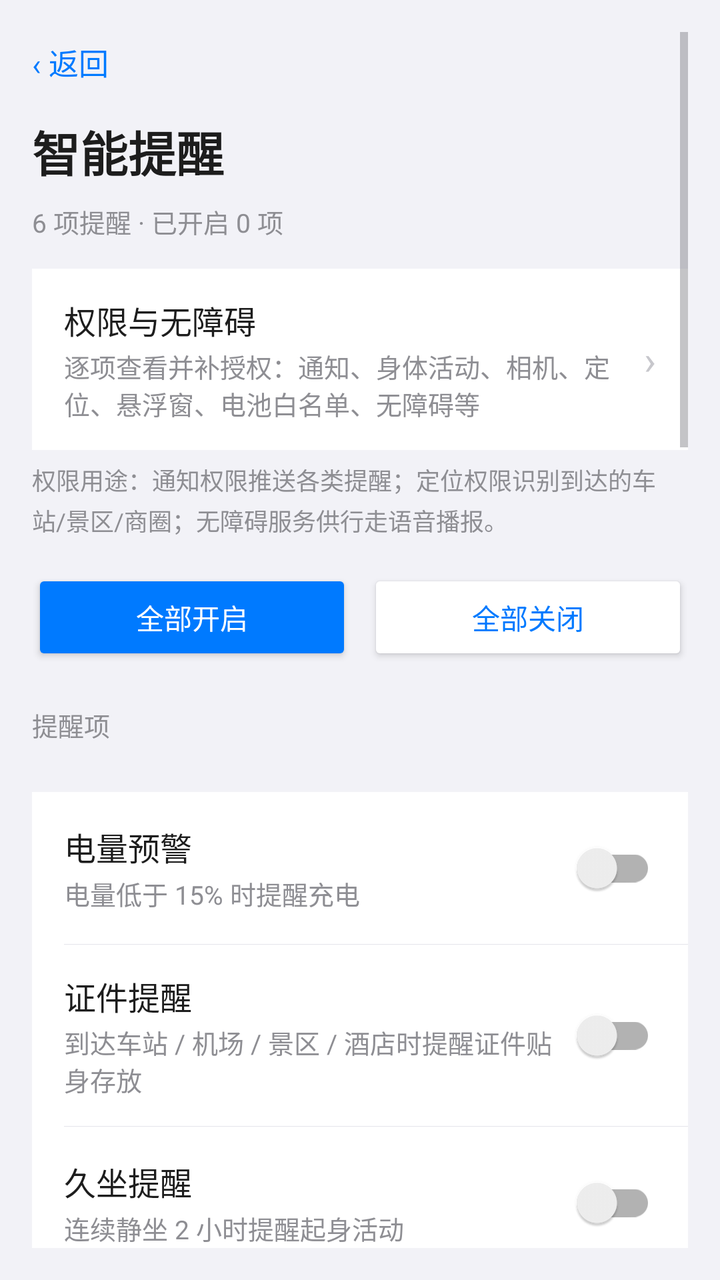
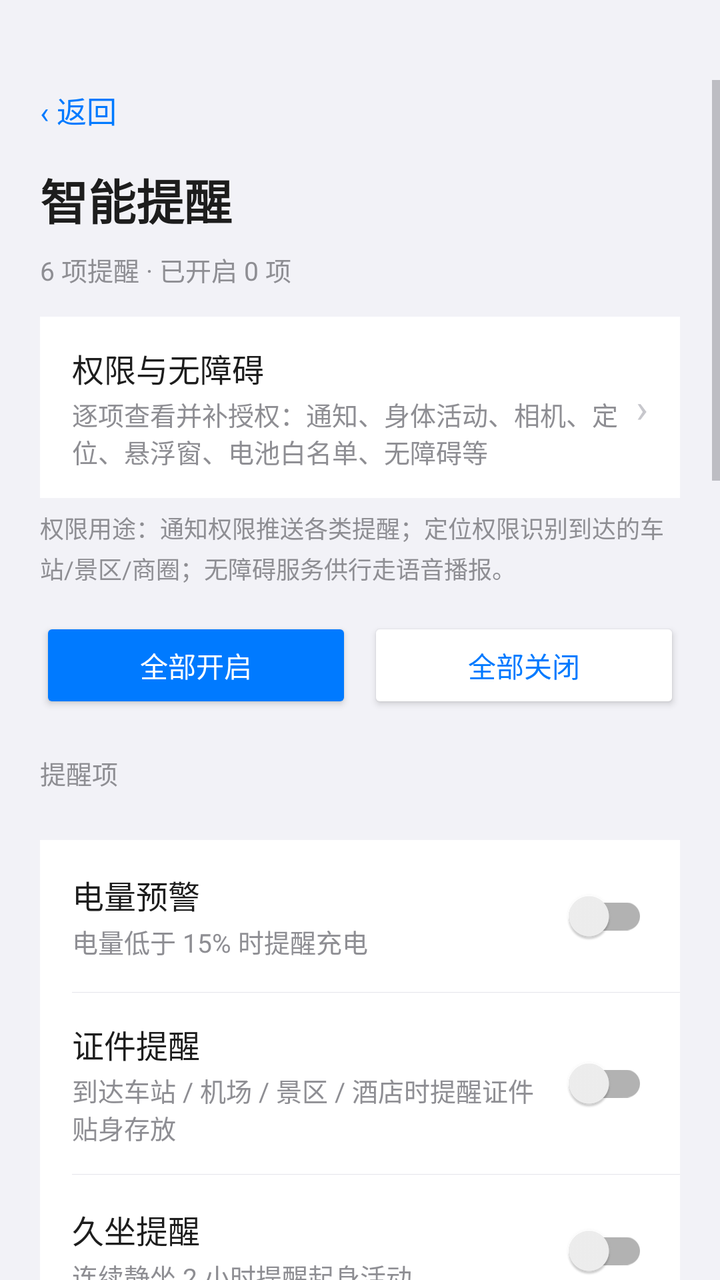

The first picture is an Android layout as it rendered before a commit; the second is the same layout after the commit. The layout source and the unified diff follow.
<!-- AndroidManifest.xml: activity theme Theme.Safewalk -->
<!-- res/layout/activity_smart_reminder.xml -->
<?xml version="1.0" encoding="utf-8"?>
<ScrollView xmlns:android="http://schemas.android.com/apk/res/android"
    xmlns:app="http://schemas.android.com/apk/res-auto"
    android:layout_width="match_parent"
    android:layout_height="match_parent"
    android:background="@color/bg"
    android:fitsSystemWindows="true"
    android:padding="16dp"
    android:paddingTop="40dp">

    <LinearLayout
        android:layout_width="match_parent"
        android:layout_height="wrap_content"
        android:orientation="vertical"
        android:paddingBottom="40dp">

        <TextView
            android:id="@+id/btn_back"
            android:layout_width="wrap_content"
            android:layout_height="wrap_content"
            android:background="?android:attr/selectableItemBackground"
            android:paddingVertical="4dp"
            android:text="‹ 返回"
            android:textColor="@color/primary"
            android:textSize="15sp" />

        <TextView
            android:layout_width="wrap_content"
            android:layout_height="wrap_content"
            android:layout_marginTop="12dp"
            android:text="智能提醒"
            android:textColor="@color/text_primary"
            android:textSize="24sp"
            android:textStyle="bold" />

        <TextView
            android:id="@+id/hero_summary"
            android:layout_width="match_parent"
            android:layout_height="wrap_content"
            android:layout_marginTop="8dp"
            android:lineSpacingExtra="4dp"
            android:text="6 项提醒 · 已开启 0 项"
            android:textColor="@color/text_hint"
            android:textSize="13sp" />

        
        <LinearLayout
            android:id="@+id/row_permissions"
            android:layout_width="match_parent"
            android:layout_height="wrap_content"
            android:layout_marginTop="14dp"
            android:background="@color/card_bg"
            android:orientation="vertical">

            <LinearLayout style="@style/RowStyle">

                <LinearLayout
                    android:layout_width="0dp"
                    android:layout_height="wrap_content"
                    android:layout_weight="1"
                    android:orientation="vertical">

                    <TextView
                        style="@style/RowTitle"
                        android:text="权限与无障碍" />

                    <TextView
                        style="@style/RowHint"
                        android:layout_marginTop="2dp"
                        android:text="逐项查看并补授权：通知、身体活动、相机、定位、悬浮窗、电池白名单、无障碍等" />
                </LinearLayout>

                <TextView style="@style/RowChevron" />
            </LinearLayout>
        </LinearLayout>

        <TextView
            android:id="@+id/tv_perm_purpose"
            android:layout_width="match_parent"
            android:layout_height="wrap_content"
            android:layout_marginTop="6dp"
            android:lineSpacingExtra="3dp"
            android:text="权限用途：通知权限推送各类提醒；定位权限识别到达的车站/景区/商圈；无障碍服务供行走语音播报。"
            android:textColor="@color/text_hint"
            android:textSize="12sp" />

        
        <LinearLayout
            android:layout_width="match_parent"
            android:layout_height="wrap_content"
            android:layout_marginTop="16dp"
            android:orientation="horizontal">

            <Button
                android:id="@+id/btn_all_on"
                android:layout_width="0dp"
                android:layout_height="wrap_content"
                android:layout_weight="1"
                android:backgroundTint="@color/primary"
                android:text="全部开启"
                android:textColor="@color/on_accent" />

            <Button
                android:id="@+id/btn_all_off"
                android:layout_width="0dp"
                android:layout_height="wrap_content"
                android:layout_marginStart="8dp"
                android:layout_weight="1"
                android:backgroundTint="@color/card_bg"
                android:text="全部关闭"
                android:textColor="@color/primary" />
        </LinearLayout>

        <TextView
            style="@style/SectionLabel"
            android:text="提醒项" />

        <LinearLayout style="@style/CardStyle">

            <LinearLayout
                android:id="@+id/card_battery"
                style="@style/RowStyle">

                <LinearLayout
                    android:layout_width="0dp"
                    android:layout_height="wrap_content"
                    android:layout_weight="1"
                    android:orientation="vertical">

                    <TextView
                        style="@style/RowTitle"
                        android:text="电量预警" />

                    <TextView
                        style="@style/RowHint"
                        android:layout_marginTop="2dp"
                        android:text="电量低于 15% 时提醒充电" />
                </LinearLayout>

                <androidx.appcompat.widget.SwitchCompat
                    android:id="@+id/sw_battery"
                    android:layout_width="wrap_content"
                    android:layout_height="wrap_content" />
            </LinearLayout>

            <View style="@style/RowDivider" />

            <LinearLayout
                android:id="@+id/card_idcard"
                style="@style/RowStyle">

                <LinearLayout
                    android:layout_width="0dp"
                    android:layout_height="wrap_content"
                    android:layout_weight="1"
                    android:orientation="vertical">

                    <TextView
                        style="@style/RowTitle"
                        android:text="证件提醒" />

                    <TextView
                        style="@style/RowHint"
                        android:layout_marginTop="2dp"
                        android:text="到达车站 / 机场 / 景区 / 酒店时提醒证件贴身存放" />
                </LinearLayout>

                <androidx.appcompat.widget.SwitchCompat
                    android:id="@+id/sw_idcard"
                    android:layout_width="wrap_content"
                    android:layout_height="wrap_content" />
            </LinearLayout>

            <View style="@style/RowDivider" />

            <LinearLayout
                android:id="@+id/card_sit"
                style="@style/RowStyle">

                <LinearLayout
                    android:layout_width="0dp"
                    android:layout_height="wrap_content"
                    android:layout_weight="1"
                    android:orientation="vertical">

                    <TextView
                        style="@style/RowTitle"
                        android:text="久坐提醒" />

                    <TextView
                        style="@style/RowHint"
                        android:layout_marginTop="2dp"
                        android:text="连续静坐 2 小时提醒起身活动" />
                </LinearLayout>

                <androidx.appcompat.widget.SwitchCompat
                    android:id="@+id/sw_sit"
                    android:layout_width="wrap_content"
                    android:layout_height="wrap_content" />
            </LinearLayout>

            <View style="@style/RowDivider" />

            <LinearLayout
                android:id="@+id/card_head_down"
                style="@style/RowStyle">

                <LinearLayout
                    android:layout_width="0dp"
                    android:layout_height="wrap_content"
                    android:layout_weight="1"
                    android:orientation="vertical">

                    <TextView
                        style="@style/RowTitle"
                        android:text="低头提醒" />

                    <TextView
                        style="@style/RowHint"
                        android:layout_marginTop="2dp"
                        android:text="走路时一直盯着手机，提醒你抬头看路（参考 Pixel 数字健康）" />
                </LinearLayout>

                <androidx.appcompat.widget.SwitchCompat
                    android:id="@+id/sw_head_down"
                    android:layout_width="wrap_content"
                    android:layout_height="wrap_content" />
            </LinearLayout>

            <View style="@style/RowDivider" />

            <LinearLayout
                android:id="@+id/card_long_walk"
                style="@style/RowStyle">

                <LinearLayout
                    android:layout_width="0dp"
                    android:layout_height="wrap_content"
                    android:layout_weight="1"
                    android:orientation="vertical">

                    <TextView
                        style="@style/RowTitle"
                        android:text="久走提醒" />

                    <TextView
                        style="@style/RowHint"
                        android:layout_marginTop="2dp"
                        android:text="累计走满 45 分钟提醒坐下歇会儿、喝口水。等红灯这类停顿不重新计时" />
                </LinearLayout>

                <androidx.appcompat.widget.SwitchCompat
                    android:id="@+id/sw_long_walk"
                    android:layout_width="wrap_content"
                    android:layout_height="wrap_content" />
            </LinearLayout>

            <View style="@style/RowDivider" />

            <LinearLayout
                android:id="@+id/card_walk_voice"
                style="@style/RowStyle">

                <LinearLayout
                    android:layout_width="0dp"
                    android:layout_height="wrap_content"
                    android:layout_weight="1"
                    android:orientation="vertical">

                    <TextView
                        style="@style/RowTitle"
                        android:text="行走语音播报" />

                    <TextView
                        style="@style/RowHint"
                        android:layout_marginTop="2dp"
                        android:text="给视力障碍用户：走路时用语音轻播来电与重要消息，不弹窗遮挡。需开启无障碍服务" />
                </LinearLayout>

                <androidx.appcompat.widget.SwitchCompat
                    android:id="@+id/sw_walk_voice"
                    android:layout_width="wrap_content"
                    android:layout_height="wrap_content" />
            </LinearLayout>

            <View style="@style/RowDivider" />

            <LinearLayout
                android:id="@+id/card_night_torch"
                style="@style/RowStyle">

                <LinearLayout
                    android:layout_width="0dp"
                    android:layout_height="wrap_content"
                    android:layout_weight="1"
                    android:orientation="vertical">

                    <TextView
                        style="@style/RowTitle"
                        android:text="夜间提醒" />

                    <TextView
                        style="@style/RowHint"
                        android:layout_marginTop="2dp"
                        android:text="22:00–06:00 出门时建议开手电" />
                </LinearLayout>

                <androidx.appcompat.widget.SwitchCompat
                    android:id="@+id/sw_night_torch"
                    android:layout_width="wrap_content"
                    android:layout_height="wrap_content" />
            </LinearLayout>

            <View style="@style/RowDivider" />

            <LinearLayout
                android:id="@+id/card_night_solo"
                style="@style/RowStyle">

                <LinearLayout
                    android:layout_width="0dp"
                    android:layout_height="wrap_content"
                    android:layout_weight="1"
                    android:orientation="vertical">

                    <TextView
                        style="@style/RowTitle"
                        android:text="夜间独行提醒" />

                    <TextView
                        style="@style/RowHint"
                        android:layout_marginTop="2dp"
                        android:text="夜间时段内走了 10 分钟还没到地方，提醒留意周边、把行程告诉家人（与下方时段共用）" />
                </LinearLayout>

                <androidx.appcompat.widget.SwitchCompat
                    android:id="@+id/sw_night_solo"
                    android:layout_width="wrap_content"
                    android:layout_height="wrap_content" />
            </LinearLayout>

            <View style="@style/RowDivider" />

            <LinearLayout
                android:id="@+id/row_night_time"
                style="@style/RowStyle">

                <TextView
                    android:layout_width="0dp"
                    android:layout_height="wrap_content"
                    android:layout_weight="1"
                    android:text="生效时段"
                    android:textColor="@color/text_primary"
                    android:textSize="15sp" />

                <TextView
                    android:id="@+id/tv_night_time"
                    android:layout_width="wrap_content"
                    android:layout_height="wrap_content"
                    android:textColor="@color/text_hint"
                    android:textSize="14sp" />

                <TextView style="@style/RowChevron" />
            </LinearLayout>

            <View style="@style/RowDivider" />

            
            <LinearLayout
                android:id="@+id/card_night_torch_gait"
                style="@style/RowStyle">

                <LinearLayout
                    android:layout_width="0dp"
                    android:layout_height="wrap_content"
                    android:layout_weight="1"
                    android:orientation="vertical">

                    <TextView
                        style="@style/RowTitle"
                        android:text="夜间手电" />

                    <TextView
                        style="@style/RowHint"
                        android:layout_marginTop="2dp"
                        android:text="夜间时段内，角落小窗显示时闪光灯一起点亮，小窗收起自动熄灭" />
                </LinearLayout>

                <androidx.appcompat.widget.SwitchCompat
                    android:id="@+id/sw_night_torch_gait"
                    android:layout_width="wrap_content"
                    android:layout_height="wrap_content" />
            </LinearLayout>

            <View style="@style/RowDivider" />

            <LinearLayout
                android:id="@+id/card_social"
                style="@style/RowStyle">

                <LinearLayout
                    android:layout_width="0dp"
                    android:layout_height="wrap_content"
                    android:layout_weight="1"
                    android:orientation="vertical">

                    <TextView
                        style="@style/RowTitle"
                        android:text="到场提示" />

                    <TextView
                        style="@style/RowHint"
                        android:layout_marginTop="2dp"
                        android:text="到达面试 / 约会 / 聚会等场所时，按场所类型提一条礼节" />
                </LinearLayout>

                <androidx.appcompat.widget.SwitchCompat
                    android:id="@+id/sw_social"
                    android:layout_width="wrap_content"
                    android:layout_height="wrap_content" />
            </LinearLayout>

        </LinearLayout>

        <TextView
            style="@style/SectionLabel"
            android:text="出行模式" />

        <LinearLayout style="@style/CardStyle">

            <LinearLayout style="@style/RowStyle">

                <LinearLayout
                    android:layout_width="0dp"
                    android:layout_height="wrap_content"
                    android:layout_weight="1"
                    android:orientation="vertical">

                    <TextView
                        style="@style/RowTitle"
                        android:text="基于定位自动识别" />

                    <TextView
                        style="@style/RowHint"
                        android:layout_marginTop="2dp"
                        android:text="自动判断你在什么场合，切换对应模式" />
                </LinearLayout>

                <androidx.appcompat.widget.SwitchCompat
                    android:id="@+id/sw_auto_mode"
                    android:layout_width="wrap_content"
                    android:layout_height="wrap_content" />
            </LinearLayout>

            <View style="@style/RowDivider" />

            <TextView
                android:id="@+id/tv_auto_mode_status"
                android:layout_width="match_parent"
                android:layout_height="wrap_content"
                android:paddingHorizontal="16dp"
                android:paddingVertical="10dp"
                android:text=""
                android:textColor="@color/text_hint"
                android:textSize="12sp" />

            <View style="@style/RowDivider" />

            <TextView
                android:id="@+id/tv_travel_hint"
                android:layout_width="match_parent"
                android:layout_height="wrap_content"
                android:paddingHorizontal="16dp"
                android:paddingTop="14dp"
                android:text="到场提示会按「识别到的场所类型」自动匹配模板（求职 / 约会 / 聚会 / 旅游各一套），这里的手动选择仅作偏好记录"
                android:textColor="@color/text_hint"
                android:textSize="12sp" />

            <LinearLayout
                android:id="@+id/row_mode_chips"
                android:layout_width="match_parent"
                android:layout_height="wrap_content"
                android:orientation="horizontal"
                android:paddingHorizontal="16dp"
                android:paddingTop="12dp"
                android:paddingBottom="16dp">

                <TextView
                    android:id="@+id/chip_job"
                    android:layout_width="0dp"
                    android:layout_height="36dp"
                    android:layout_weight="1"
                    android:background="@drawable/bg_choice_chip"
                    android:gravity="center"
                    android:text="求职"
                    android:textColor="@color/text_primary"
                    android:textSize="13sp" />

                <TextView
                    android:id="@+id/chip_date"
                    android:layout_width="0dp"
                    android:layout_height="36dp"
                    android:layout_marginStart="8dp"
                    android:layout_weight="1"
                    android:background="@drawable/bg_choice_chip"
                    android:gravity="center"
                    android:text="约会"
                    android:textColor="@color/text_primary"
                    android:textSize="13sp" />

                <TextView
                    android:id="@+id/chip_party"
                    android:layout_width="0dp"
                    android:layout_height="36dp"
                    android:layout_marginStart="8dp"
                    android:layout_weight="1"
                    android:background="@drawable/bg_choice_chip"
                    android:gravity="center"
                    android:text="聚会"
                    android:textColor="@color/text_primary"
                    android:textSize="13sp" />

                <TextView
                    android:id="@+id/chip_travel"
                    android:layout_width="0dp"
                    android:layout_height="36dp"
                    android:layout_marginStart="8dp"
                    android:layout_weight="1"
                    android:background="@drawable/bg_choice_chip"
                    android:gravity="center"
                    android:text="旅游"
                    android:textColor="@color/text_primary"
                    android:textSize="13sp" />
            </LinearLayout>

        </LinearLayout>

        <TextView
            style="@style/SectionLabel"
            android:text="夜间手电 · 静置提醒" />

        <LinearLayout style="@style/CardStyle">

            <LinearLayout
                android:layout_width="match_parent"
                android:layout_height="wrap_content"
                android:orientation="vertical"
                android:paddingHorizontal="16dp"
                android:paddingVertical="14dp">

                <TextView
                    android:id="@+id/tv_torch_minutes"
                    android:layout_width="match_parent"
                    android:layout_height="wrap_content"
                    android:text="手电开着静置 20 分钟后提醒省电"
                    android:textColor="@color/text_primary"
                    android:textSize="15sp" />

                <SeekBar
                    android:id="@+id/seek_torch_minutes"
                    android:layout_width="match_parent"
                    android:layout_height="wrap_content"
                    android:layout_marginTop="8dp"
                    android:max="55"
                    android:progress="15" />

                <TextView
                    android:layout_width="match_parent"
                    android:layout_height="wrap_content"
                    android:text="范围 5 ~ 60 分钟"
                    android:textColor="@color/text_hint"
                    android:textSize="12sp" />
            </LinearLayout>

        </LinearLayout>

        <TextView
            android:layout_width="match_parent"
            android:layout_height="wrap_content"
            android:layout_marginTop="18dp"
            android:gravity="center"
            android:text="修改即时生效，无需点击保存"
            android:textColor="@color/text_hint"
            android:textSize="12sp" />

    </LinearLayout>
</ScrollView>
<!-- resources referenced by this layout -->
<resources>
  <color name="bg">#F2F2F7</color>
  <color name="card_bg">#FFFFFF</color>
  <color name="on_accent">#FFFFFF</color>
  <color name="primary">#007AFF</color>
  <color name="text_hint">#8E8E93</color>
  <color name="text_primary">#1D1D1D</color>
  <!-- drawable bg_choice_chip (drawable) -->
  <?xml version="1.0" encoding="utf-8"?>
  <shape xmlns:android="http://schemas.android.com/apk/res/android"
      android:shape="rectangle">
      <solid android:color="@android:color/transparent" />
      <stroke
          android:width="1dp"
          android:color="@color/chip_stroke" />
      <corners android:radius="18dp" />
  </shape>
  <style name="CardStyle">
          <item name="android:layout_width">match_parent</item>
          <item name="android:layout_height">wrap_content</item>
          <item name="android:layout_marginTop">16dp</item>
          <item name="android:orientation">vertical</item>
          <item name="android:background">@color/card_bg</item>
      </style>
  <style name="RowChevron">
          <item name="android:layout_width">wrap_content</item>
          <item name="android:layout_height">wrap_content</item>
          <item name="android:text">›</item>
          <item name="android:textColor">@color/chevron</item>
          <item name="android:textSize">20sp</item>
      </style>
  <style name="RowDivider">
          <item name="android:layout_width">match_parent</item>
          <item name="android:layout_height">1px</item>
          <item name="android:layout_marginLeft">16dp</item>
          <item name="android:background">@color/divider</item>
      </style>
  <style name="RowHint">
          <item name="android:layout_width">wrap_content</item>
          <item name="android:layout_height">wrap_content</item>
          <item name="android:textColor">@color/text_hint</item>
          <item name="android:textSize">13sp</item>
      </style>
  <style name="RowStyle">
          <item name="android:layout_width">match_parent</item>
          <item name="android:layout_height">wrap_content</item>
          <item name="android:orientation">horizontal</item>
          <item name="android:gravity">center_vertical</item>
          <item name="android:paddingLeft">16dp</item>
          <item name="android:paddingRight">16dp</item>
          <item name="android:paddingTop">14dp</item>
          <item name="android:paddingBottom">14dp</item>
          <item name="android:background">?android:attr/selectableItemBackground</item>
          <item name="android:clickable">true</item>
          <item name="android:focusable">true</item>
      </style>
  <style name="RowTitle">
          <item name="android:layout_width">wrap_content</item>
          <item name="android:layout_height">wrap_content</item>
          <item name="android:textColor">@color/text_primary</item>
          <item name="android:textSize">16sp</item>
      </style>
  <style name="SectionLabel">
          <item name="android:layout_width">match_parent</item>
          <item name="android:layout_height">wrap_content</item>
          <item name="android:layout_marginTop">20dp</item>
          <item name="android:layout_marginBottom">8dp</item>
          <item name="android:textColor">@color/text_hint</item>
          <item name="android:textSize">13sp</item>
      </style>
  <color name="chip_stroke">#D1D1D6</color>
  <color name="chevron">#C7C7CC</color>
  <color name="divider">#E5E5EA</color>
  <!-- unchanged entries left out for length: 1 -->
</resources>

<!-- the commit's change to res/layout/activity_smart_reminder.xml (unified diff, before → after) -->
@@ -5,13 +5,14 @@
     android:layout_height="match_parent"
     android:background="@color/bg"
     android:fitsSystemWindows="true"
-    android:padding="16dp"
     android:paddingTop="40dp">
 
     <LinearLayout
         android:layout_width="match_parent"
         android:layout_height="wrap_content"
         android:orientation="vertical"
+        android:paddingStart="20dp"
+        android:paddingEnd="20dp"
         android:paddingBottom="40dp">
 
         <TextView
@@ -545,6 +546,8 @@
                 android:layout_width="match_parent"
                 android:layout_height="wrap_content"
                 android:orientation="vertical"
+        android:paddingStart="20dp"
+        android:paddingEnd="20dp"
                 android:paddingHorizontal="16dp"
                 android:paddingVertical="14dp">
 
